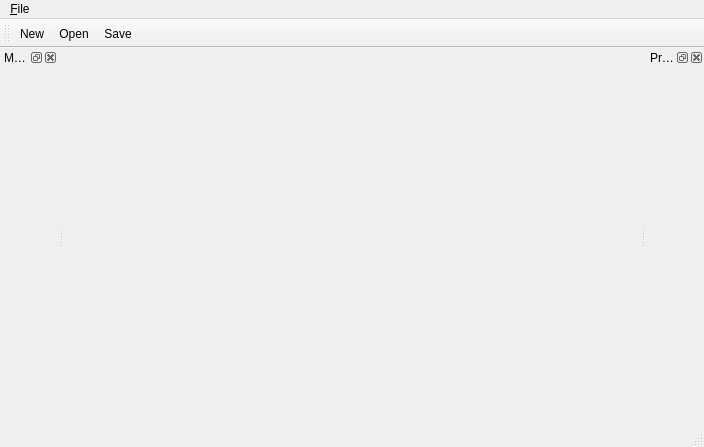
The window that examples/uml/qtumleditor/mainwindow.ui (qt/qtmodeling) describes before a commit, drawn with Qt 5.
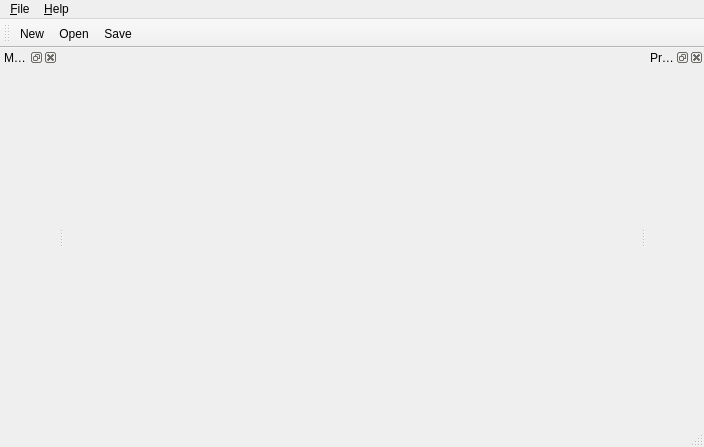
The same window after the commit. Icons and pictures are not drawn. Custom widgets are drawn as their Qt base class.

```diff
--- a/examples/uml/qtumleditor/mainwindow.ui
+++ b/examples/uml/qtumleditor/mainwindow.ui
@@ -37,7 +37,14 @@
     <addaction name="separator"/>
     <addaction name="actionFileQuit"/>
    </widget>
+   <widget class="QMenu" name="menu_Help">
+    <property name="title">
+     <string>&amp;Help</string>
+    </property>
+    <addaction name="actionAboutPlugins"/>
+   </widget>
    <addaction name="menu_File"/>
+   <addaction name="menu_Help"/>
   </widget>
   <widget class="QToolBar" name="mainToolBar">
    <attribute name="toolBarArea">
```
Left out of the diff: 20 changed lines with no effect on the pictures.
